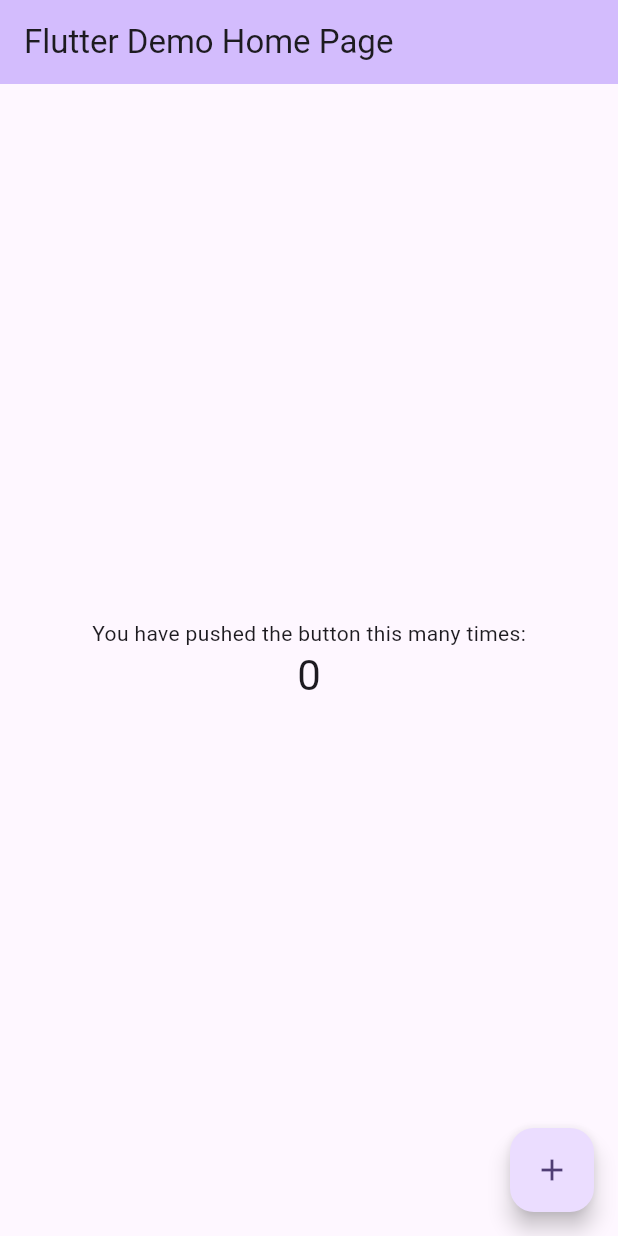
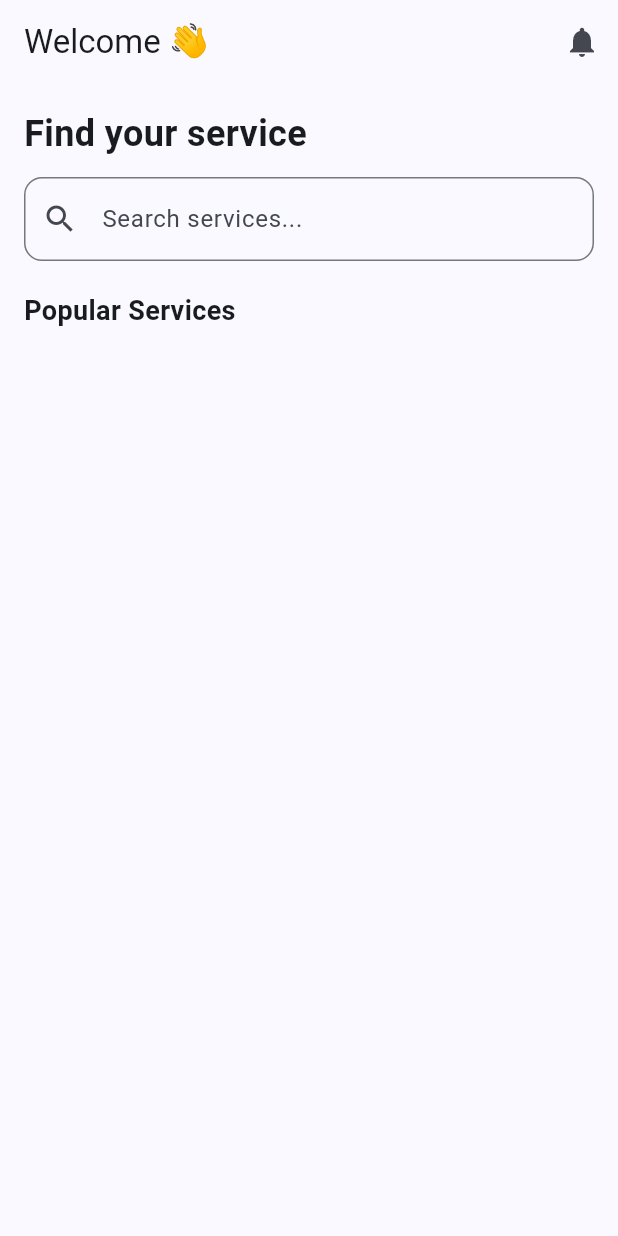
Before and after one commit to Gawesh2001/MobileProject, a Flutter app: the screen it shows after launch, on a phone screen of 412 x 824 dp. Run offline on Flutter 3.47's test engine with Material 3 defaults, Android fonts, the light colour scheme and no system bars.

Commit message:
initial commit

```diff
--- a/lib/main.dart
+++ b/lib/main.dart
@@ -1,4 +1,5 @@
 import 'package:flutter/material.dart';
+
 
 void main() {
   runApp(const MyApp());
@@ -7,119 +8,108 @@ void main() {
 class MyApp extends StatelessWidget {
   const MyApp({super.key});
 
-  // This widget is the root of your application.
   @override
   Widget build(BuildContext context) {
     return MaterialApp(
-      title: 'Flutter Demo',
+      title: 'Home Service App',
       theme: ThemeData(
-        // This is the theme of your application.
-        //
-        // TRY THIS: Try running your application with "flutter run". You'll see
-        // the application has a purple toolbar. Then, without quitting the app,
-        // try changing the seedColor in the colorScheme below to Colors.green
-        // and then invoke "hot reload" (save your changes or press the "hot
-        // reload" button in a Flutter-supported IDE, or press "r" if you used
-        // the command line to start the app).
-        //
-        // Notice that the counter didn't reset back to zero; the application
-        // state is not lost during the reload. To reset the state, use hot
-        // restart instead.
-        //
-        // This works for code too, not just values: Most code changes can be
-        // tested with just a hot reload.
-        colorScheme: ColorScheme.fromSeed(seedColor: Colors.deepPurple),
         useMaterial3: true,
+        colorSchemeSeed: Colors.blueAccent,
+        brightness: Brightness.light,
       ),
-      home: const MyHomePage(title: 'Flutter Demo Home Page'),
+      home: const HomeScreen(),
     );
   }
 }
 
-class MyHomePage extends StatefulWidget {
-  const MyHomePage({super.key, required this.title});
-
-  // This widget is the home page of your application. It is stateful, meaning
-  // that it has a State object (defined below) that contains fields that affect
-  // how it looks.
-
-  // This class is the configuration for the state. It holds the values (in this
-  // case the title) provided by the parent (in this case the App widget) and
-  // used by the build method of the State. Fields in a Widget subclass are
-  // always marked "final".
-
-  final String title;
-
-  @override
-  State<MyHomePage> createState() => _MyHomePageState();
-}
-
-class _MyHomePageState extends State<MyHomePage> {
-  int _counter = 0;
-
-  void _incrementCounter() {
-    setState(() {
-      // This call to setState tells the Flutter framework that something has
-      // changed in this State, which causes it to rerun the build method below
-      // so that the display can reflect the updated values. If we changed
-      // _counter without calling setState(), then the build method would not be
-      // called again, and so nothing would appear to happen.
-      _counter++;
-    });
-  }
+class HomeScreen extends StatelessWidget {
+  const HomeScreen({super.key});
 
   @override
   Widget build(BuildContext context) {
-    // This method is rerun every time setState is called, for instance as done
-    // by the _incrementCounter method above.
-    //
-    // The Flutter framework has been optimized to make rerunning build methods
-    // fast, so that you can just rebuild anything that needs updating rather
-    // than having to individually change instances of widgets.
+
+
     return Scaffold(
       appBar: AppBar(
-        // TRY THIS: Try changing the color here to a specific color (to
-        // Colors.amber, perhaps?) and trigger a hot reload to see the AppBar
-        // change color while the other colors stay the same.
-        backgroundColor: Theme.of(context).colorScheme.inversePrimary,
-        // Here we take the value from the MyHomePage object that was created by
-        // the App.build method, and use it to set our appbar title.
-        title: Text(widget.title),
+        title: const Text('Welcome 👋'),
+        actions: [
+          IconButton(
+            icon: const Icon(Icons.notifications),
+            onPressed: () {},
+          ),
+        ],
       ),
-      body: Center(
-        // Center is a layout widget. It takes a single child and positions it
-        // in the middle of the parent.
+      body: Padding(
+        padding: const EdgeInsets.all(16.0),
         child: Column(
-          // Column is also a layout widget. It takes a list of children and
-          // arranges them vertically. By default, it sizes itself to fit its
-          // children horizontally, and tries to be as tall as its parent.
-          //
-          // Column has various properties to control how it sizes itself and
-          // how it positions its children. Here we use mainAxisAlignment to
-          // center the children vertically; the main axis here is the vertical
-          // axis because Columns are vertical (the cross axis would be
-          // horizontal).
-          //
-          // TRY THIS: Invoke "debug painting" (choose the "Toggle Debug Paint"
-          // action in the IDE, or press "p" in the console), to see the
-          // wireframe for each widget.
-          mainAxisAlignment: MainAxisAlignment.center,
-          children: <Widget>[
+          crossAxisAlignment: CrossAxisAlignment.start,
+          children: [
             const Text(
-              'You have pushed the button this many times:',
+              'Find your service',
+              style: TextStyle(fontSize: 24, fontWeight: FontWeight.bold),
             ),
-            Text(
-              '$_counter',
-              style: Theme.of(context).textTheme.headlineMedium,
+            const SizedBox(height: 12),
+            TextField(
+              decoration: InputDecoration(
+                hintText: 'Search services...',
+                prefixIcon: const Icon(Icons.search),
+                border: OutlineInputBorder(
+                  borderRadius: BorderRadius.circular(12),
+                ),
+              ),
+            ),
+            const SizedBox(height: 20),
+            const Text(
+              'Popular Services',
+              style: TextStyle(fontSize: 18, fontWeight: FontWeight.w600),
+            ),
+            const SizedBox(height: 12),
+            Expanded(
+              child: GridView.count(
+                crossAxisCount: 2,
+                crossAxisSpacing: 16,
+                mainAxisSpacing: 16,
+
+              ),
             ),
           ],
         ),
       ),
-      floatingActionButton: FloatingActionButton(
-        onPressed: _incrementCounter,
-        tooltip: 'Increment',
-        child: const Icon(Icons.add),
-      ), // This trailing comma makes auto-formatting nicer for build methods.
     );
   }
 }
+
+class ServiceCard extends StatelessWidget {
+  final IconData icon;
+  final String name;
+
+  const ServiceCard({super.key, required this.icon, required this.name});
+
+  @override
+  Widget build(BuildContext context) {
+    return Material(
+      color: Colors.blue[50],
+      borderRadius: BorderRadius.circular(16),
+      child: InkWell(
+        onTap: () {
+          // Navigate to service details or booking screen
+        },
+        borderRadius: BorderRadius.circular(16),
+        child: Padding(
+          padding: const EdgeInsets.all(16.0),
+          child: Column(
+            mainAxisAlignment: MainAxisAlignment.center,
+            children: [
+              Icon(icon, size: 36, color: Colors.blue),
+              const SizedBox(height: 12),
+              Text(
+                name,
+                style: const TextStyle(fontWeight: FontWeight.w600),
+              ),
+            ],
+          ),
+        ),
+      ),
+    );
+  }
+}
```
